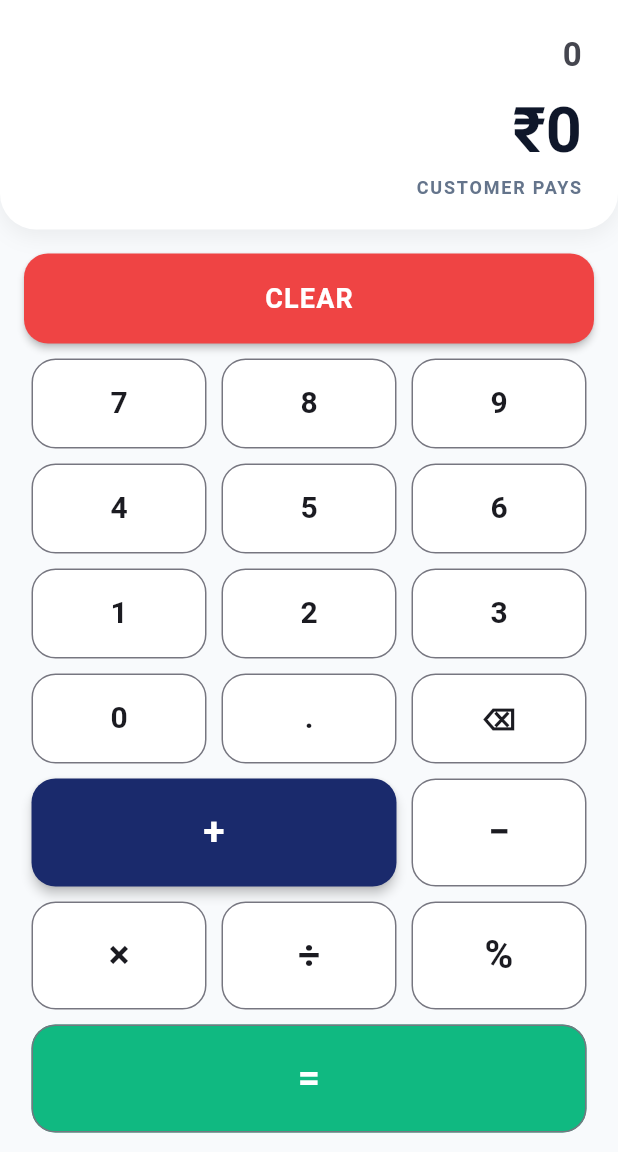
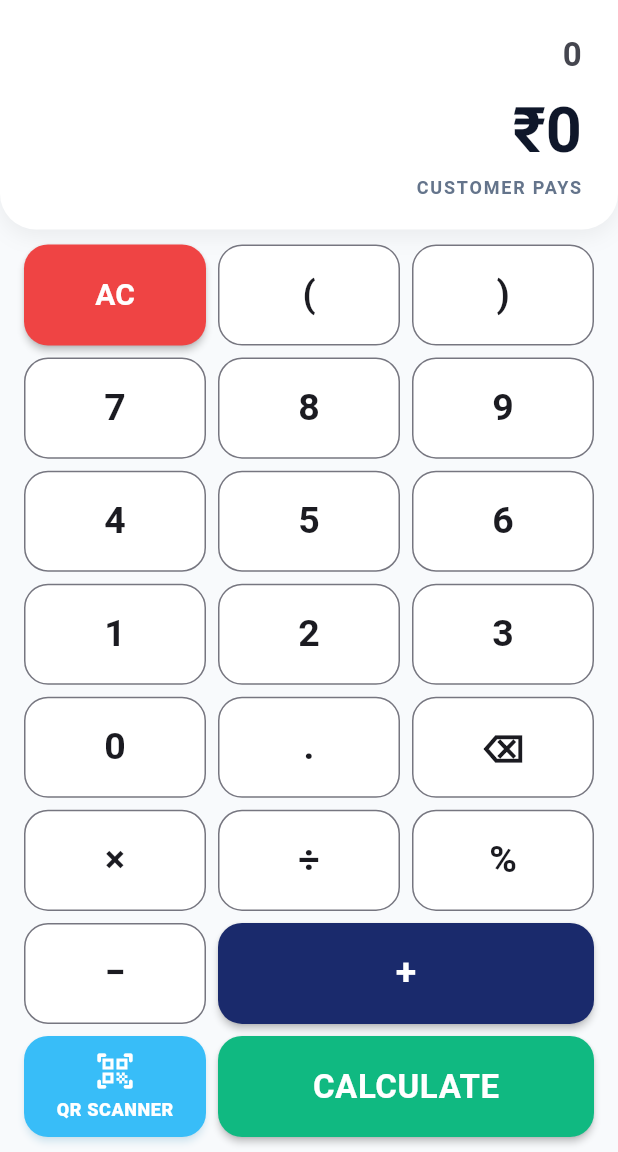
Before and after one commit to teachinglok/mdr-kitna-hua, a Flutter app: the CalculatorPage screen opened directly, on a phone screen of 412 x 824 dp, the part 84-1236 px from its top. Run offline on Flutter 3.47's test engine with Material 3 defaults, Android fonts, the phone set to English and light mode, and no system bars.

Commit message:
Fix QR scanner button background

```diff
--- a/lib/features/calculator/presentation/widgets/calculator_keyboard.dart
+++ b/lib/features/calculator/presentation/widgets/calculator_keyboard.dart
@@ -1,87 +1,105 @@
 import 'package:flutter/material.dart';
-
-import 'calculator_button.dart';
 
 class CalculatorKeyboard extends StatelessWidget {
   final ValueChanged<String> onButtonPressed;
+  final VoidCallback? onQrPressed;
 
-  const CalculatorKeyboard({super.key, required this.onButtonPressed});
+  const CalculatorKeyboard({
+    super.key,
+    required this.onButtonPressed,
+    this.onQrPressed,
+  });
 
   @override
   Widget build(BuildContext context) {
     return LayoutBuilder(
       builder: (context, constraints) {
         final double availableHeight = constraints.maxHeight;
+        final double availableWidth = constraints.maxWidth;
 
-        // Adapt the keyboard to the available screen height.
-        final bool isSmallHeight = availableHeight < 520;
-        final bool isVerySmallHeight = availableHeight < 450;
+        final double horizontalPadding =
+        availableWidth < 360 ? 8 : 12;
 
-        final double normalButtonHeight = isVerySmallHeight
-            ? 42
-            : isSmallHeight
-            ? 50
-            : 60;
+        final double verticalPadding =
+        availableHeight < 500 ? 6 : 10;
 
-        final double largeButtonHeight = isVerySmallHeight
-            ? 50
-            : isSmallHeight
-            ? 58
-            : 72;
+        final double rowSpacing =
+        availableHeight < 500 ? 5 : 8;
 
-        final double rowSpacing = isVerySmallHeight
-            ? 5
-            : isSmallHeight
-            ? 7
-            : 10;
+        final double usableHeight =
+            availableHeight -
+                (verticalPadding * 2) -
+                (rowSpacing * 7);
 
-        final double horizontalPadding = isVerySmallHeight ? 8 : 16;
+        final double rowHeight =
+        (usableHeight / 8).clamp(38.0, 72.0);
 
         return Padding(
-          padding: EdgeInsets.all(horizontalPadding),
+          padding: EdgeInsets.symmetric(
+            horizontal: horizontalPadding,
+            vertical: verticalPadding,
+          ),
           child: Column(
             children: [
-              _buildClearButton(
-                height: normalButtonHeight,
-                bottomSpacing: rowSpacing,
+              _buildStandardRow(
+                context,
+                ['AC', '(', ')'],
+                rowHeight,
               ),
 
-              _buildRow(
+              SizedBox(height: rowSpacing),
+
+              _buildStandardRow(
+                context,
                 ['7', '8', '9'],
-                height: normalButtonHeight,
-                bottomSpacing: rowSpacing,
+                rowHeight,
               ),
 
-              _buildRow(
+              SizedBox(height: rowSpacing),
+
+              _buildStandardRow(
+                context,
                 ['4', '5', '6'],
-                height: normalButtonHeight,
-                bottomSpacing: rowSpacing,
+                rowHeight,
               ),
 
-              _buildRow(
+              SizedBox(height: rowSpacing),
+
+              _buildStandardRow(
+                context,
                 ['1', '2', '3'],
-                height: normalButtonHeight,
-                bottomSpacing: rowSpacing,
+                rowHeight,
               ),
 
-              _buildRow(
+              SizedBox(height: rowSpacing),
+
+              _buildStandardRow(
+                context,
                 ['0', '.', '⌫'],
-                height: normalButtonHeight,
-                bottomSpacing: rowSpacing,
+                rowHeight,
               ),
 
-              _buildPlusMinusRow(
-                height: largeButtonHeight,
-                bottomSpacing: rowSpacing,
+              SizedBox(height: rowSpacing),
+
+              _buildStandardRow(
+                context,
+                ['×', '÷', '%'],
+                rowHeight,
               ),
 
-              _buildRow(
-                ['×', '÷', '%'],
-                height: largeButtonHeight,
-                bottomSpacing: rowSpacing,
+              SizedBox(height: rowSpacing),
+
+              _buildMinusPlusRow(
+                context,
+                rowHeight,
               ),
 
-              _buildEqualsButton(height: largeButtonHeight),
+              SizedBox(height: rowSpacing),
+
+              _buildBottomRow(
+                context,
+                rowHeight,
+              ),
             ],
           ),
         );
@@ -89,14 +107,193 @@ class CalculatorKeyboard extends StatelessWidget {
     );
   }
 
-  Widget _buildClearButton({
-    required double height,
-    required double bottomSpacing,
+  Widget _buildStandardRow(
+      BuildContext context,
+      List<String> buttons,
+      double height,
+      ) {
+    return SizedBox(
+      height: height,
+      child: Row(
+        children: buttons.map((label) {
+          return Expanded(
+            child: Padding(
+              padding: const EdgeInsets.symmetric(
+                horizontal: 4,
+              ),
+              child: _buildButton(
+                context,
+                label,
+                height,
+              ),
+            ),
+          );
+        }).toList(),
+      ),
+    );
+  }
+
+  Widget _buildMinusPlusRow(
+      BuildContext context,
+      double height,
+      ) {
+    return SizedBox(
+      height: height,
+      child: Row(
+        children: [
+          Expanded(
+            child: Padding(
+              padding: const EdgeInsets.symmetric(
+                horizontal: 4,
+              ),
+              child: _buildButton(
+                context,
+                '−',
+                height,
+              ),
+            ),
+          ),
+          Expanded(
+            flex: 2,
+            child: Padding(
+              padding: const EdgeInsets.symmetric(
+                horizontal: 4,
+              ),
+              child: _buildButton(
+                context,
+                '+',
+                height,
+                isPrimary: true,
+              ),
+            ),
+          ),
+        ],
+      ),
+    );
+  }
+
+  Widget _buildBottomRow(
+      BuildContext context,
+      double height,
+      ) {
+    return SizedBox(
+      height: height,
+      child: Row(
+        children: [
+          Expanded(
+            child: Padding(
+              padding: const EdgeInsets.symmetric(
+                horizontal: 4,
+              ),
+              child: _buildQrButton(
+                context,
+                height,
+              ),
+            ),
+          ),
+          Expanded(
+            flex: 2,
+            child: Padding(
+              padding: const EdgeInsets.symmetric(
+                horizontal: 4,
+              ),
+              child: _buildCalculateButton(
+                context,
+                height,
+              ),
+            ),
+          ),
+        ],
+      ),
+    );
+  }
+
+  Widget _buildQrButton(
+      BuildContext context,
+      double height,
+      ) {
+    return Material(
+      color: const Color(0xFF38BDF8),
+      borderRadius: BorderRadius.circular(16),
+      elevation: 2,
+      shadowColor: const Color(0xFF38BDF8).withValues(
+        alpha: 0.30,
+      ),
+      child: InkWell(
+        onTap: onQrPressed ?? () {},
+        borderRadius: BorderRadius.circular(16),
+        child: SizedBox(
+          height: height,
+          child: Center(
+            child: FittedBox(
+              fit: BoxFit.scaleDown,
+              child: Column(
+                mainAxisAlignment: MainAxisAlignment.center,
+                children: [
+                  Icon(
+                    Icons.qr_code_scanner_rounded,
+                    size: height < 48 ? 22 : 28,
+                    color: Colors.white,
+                  ),
+                  const SizedBox(height: 3),
+                  Text(
+                    'QR SCANNER',
+                    style: TextStyle(
+                      color: Colors.white,
+                      fontSize: height < 48 ? 10 : 12,
+                      fontWeight: FontWeight.w800,
+                      letterSpacing: 0.4,
+                    ),
+                  ),
+                ],
+              ),
+            ),
+          ),
+        ),
+      ),
+    );
+  }
+
+  Widget _buildCalculateButton(
+      BuildContext context,
+      double height,
+      ) {
+    return SizedBox(
+      height: height,
+      child: ElevatedButton(
+        onPressed: () => onButtonPressed('='),
+        style: ElevatedButton.styleFrom(
+          backgroundColor: const Color(0xFF10B981),
+          foregroundColor: Colors.white,
+          elevation: 2,
+          shape: RoundedRectangleBorder(
+            borderRadius: BorderRadius.circular(16),
+          ),
+          padding: EdgeInsets.zero,
+        ),
+        child: FittedBox(
+          fit: BoxFit.scaleDown,
+          child: Text(
+            'CALCULATE',
+            style: TextStyle(
+              fontSize: height < 48 ? 18 : 22,
+              fontWeight: FontWeight.w700,
+              letterSpacing: 0.4,
+            ),
+          ),
+        ),
+      ),
+    );
+  }
+
+  Widget _buildButton(
+      BuildContext context,
+      String label,
+      double height, {
+        bool isPrimary = false,
       }) {
-    return Padding(
-      padding: EdgeInsets.only(bottom: bottomSpacing),
-      child: SizedBox(
-        width: double.infinity,
+    if (label == 'AC') {
+      return SizedBox(
         height: height,
         child: ElevatedButton(
           onPressed: () => onButtonPressed('CLEAR'),
@@ -107,13 +304,15 @@ class CalculatorKeyboard extends StatelessWidget {
             shape: RoundedRectangleBorder(
               borderRadius: BorderRadius.circular(16),
             ),
+            padding: EdgeInsets.zero,
           ),
+          child: FittedBox(
+            fit: BoxFit.scaleDown,
             child: Text(
-            'CLEAR',
+              'AC',
               style: TextStyle(
-              fontSize: height < 50 ? 15 : 18,
+                fontSize: height < 48 ? 16 : 20,
                 fontWeight: FontWeight.w700,
-              letterSpacing: 0.8,
               ),
             ),
           ),
@@ -121,82 +320,37 @@ class CalculatorKeyboard extends StatelessWidget {
       );
     }
 
-  Widget _buildPlusMinusRow({
-    required double height,
-    required double bottomSpacing,
-  }) {
-    return Padding(
-      padding: EdgeInsets.only(bottom: bottomSpacing),
-      child: SizedBox(
+    return SizedBox(
       height: height,
-        child: Row(
-          children: [
-            Expanded(
-              flex: 2,
-              child: Padding(
-                padding: const EdgeInsets.symmetric(horizontal: 5),
-                child: CalculatorButton(
-                  label: '+',
-                  onPressed: () => onButtonPressed('+'),
-                  isPrimary: true,
-                  isLarge: true,
+      child: ElevatedButton(
+        onPressed: () => onButtonPressed(label),
+        style: ElevatedButton.styleFrom(
+          backgroundColor: isPrimary
+              ? const Color(0xFF1A2A6C)
+              : Theme.of(context).colorScheme.surface,
+          foregroundColor: isPrimary
+              ? Colors.white
+              : Theme.of(context).colorScheme.onSurface,
+          elevation: isPrimary ? 2 : 0,
+          side: isPrimary
+              ? null
+              : BorderSide(
+            color: Theme.of(context).colorScheme.outline,
+          ),
+          shape: RoundedRectangleBorder(
+            borderRadius: BorderRadius.circular(16),
+          ),
+          padding: EdgeInsets.zero,
+        ),
+        child: FittedBox(
+          fit: BoxFit.scaleDown,
+          child: Text(
+            label,
+            style: TextStyle(
+              fontSize: height < 48 ? 20 : 25,
+              fontWeight: FontWeight.w600,
             ),
           ),
-            ),
-            Expanded(
-              child: Padding(
-                padding: const EdgeInsets.symmetric(horizontal: 5),
-                child: CalculatorButton(
-                  label: '−',
-                  onPressed: () => onButtonPressed('−'),
-                  isLarge: true,
-                ),
-              ),
-            ),
-          ],
-        ),
-      ),
-    );
-  }
-
-  Widget _buildEqualsButton({required double height}) {
-    return Padding(
-      padding: const EdgeInsets.symmetric(horizontal: 5),
-      child: SizedBox(
-        width: double.infinity,
-        height: height,
-        child: CalculatorButton(
-          label: '=',
-          onPressed: () => onButtonPressed('='),
-          isSuccess: true,
-          isLarge: true,
-        ),
-      ),
-    );
-  }
-
-  Widget _buildRow(
-    List<String> buttons, {
-    required double height,
-    required double bottomSpacing,
-  }) {
-    return Padding(
-      padding: EdgeInsets.only(bottom: bottomSpacing),
-      child: SizedBox(
-        height: height,
-        child: Row(
-          children: buttons.map((label) {
-            return Expanded(
-              child: Padding(
-                padding: const EdgeInsets.symmetric(horizontal: 5),
-                child: CalculatorButton(
-                  label: label,
-                  onPressed: () => onButtonPressed(label),
-                  isLarge: label == '×' || label == '÷' || label == '%',
-                ),
-              ),
-            );
-          }).toList(),
         ),
       ),
     );
```
Lines whose indentation alone changed are shown as unchanged.
